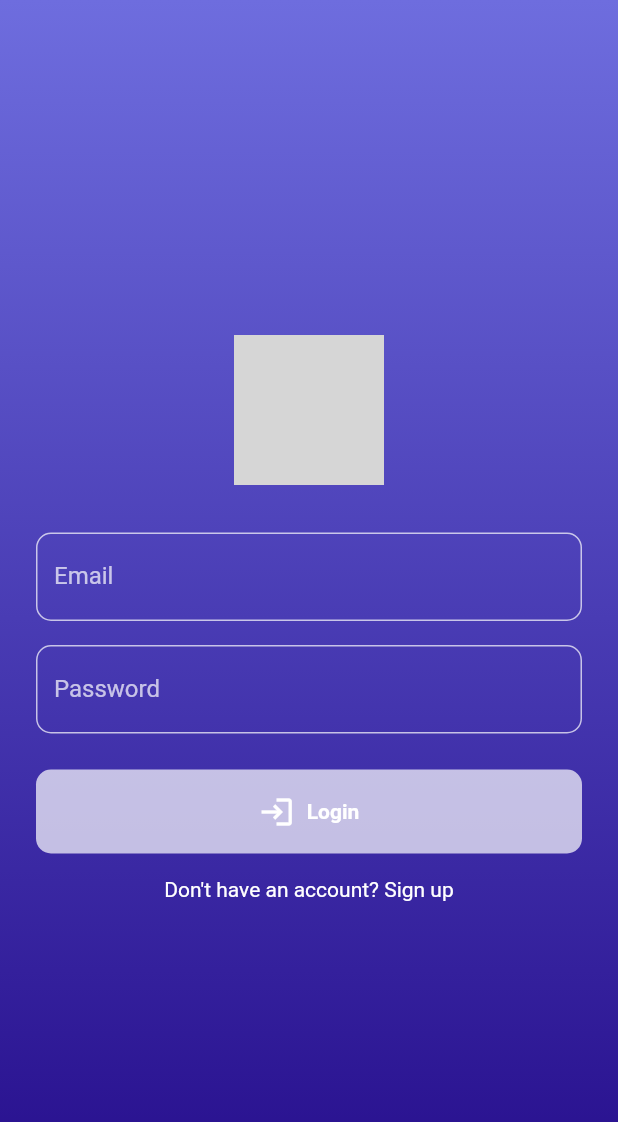
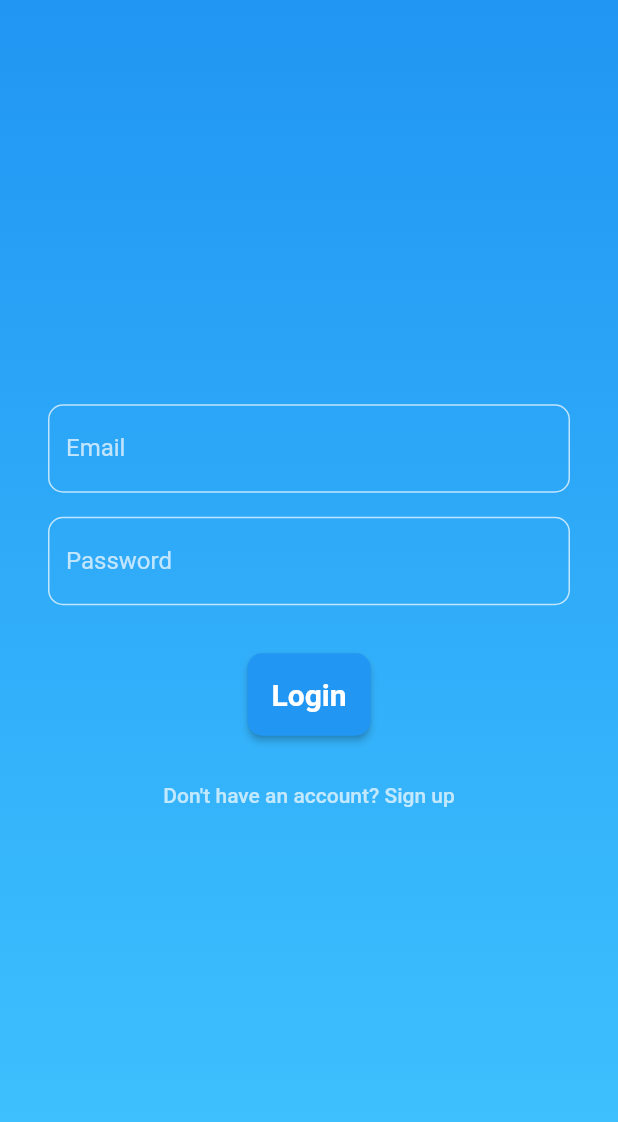
Before and after one commit to itsabhi-at/flutter_application_1, a Flutter app: the screen it shows after launch, on a phone screen of 412 x 824 dp. Shown: the top 1122 px of the screen. Run offline on Flutter 3.47's test engine with Material 2 defaults, Android fonts, the phone set to English and light mode, and no system bars; Roboto replaces fonts that are missing (Montserrat); grey boxes are pictures that could not be loaded.

Commit message:
new login flow

```diff
--- a/lib/main.dart
+++ b/lib/main.dart
@@ -1,3 +1,5 @@
+import 'dart:async';
+
 import 'package:flutter/material.dart';
 
 void main() {
@@ -8,95 +10,29 @@ class MyApp extends StatelessWidget {
   @override
   Widget build(BuildContext context) {
     return MaterialApp(
-      title: 'Login Demo',
-      theme: myThemeData,
+      title: 'Flutter Login Demo',
+      theme: ThemeData(
+        primarySwatch: Colors.blue,
+        visualDensity: VisualDensity.adaptivePlatformDensity,
+        inputDecorationTheme: InputDecorationTheme(
+          border: OutlineInputBorder(
+            borderSide: BorderSide(color: Colors.white),
+            borderRadius: BorderRadius.circular(10),
+          ),
+        ),
+      ),
       initialRoute: LoginPage.routeName,
       routes: {
         LoginPage.routeName: (context) => LoginPage(),
         DashboardPage.routeName: (context) => DashboardPage(),
-        LogoutPage.routeName: (context) => LogoutPage(),
+        SignupPage.routeName: (context) => SignupPage(),
       },
     );
   }
 }
 
-final ThemeData myThemeData = ThemeData(
-  colorScheme: ColorScheme.fromSwatch(
-    primarySwatch: Colors.blue,
-    accentColor: Colors.orange,
-  ),
-  backgroundColor: Colors.white,
-  scaffoldBackgroundColor: Colors.white,
-);
-
-// class LoginPage extends StatefulWidget {
-//   static const String routeName = '/';
-
-//   LoginPage({Key? key}) : super(key: key);
-
-//   @override
-//   _LoginPageState createState() => _LoginPageState();
-// }
-
-// class _LoginPageState extends State<LoginPage> {
-//   final _usernameController = TextEditingController();
-//   final _passwordController = TextEditingController();
-
-//   bool _isLoading = false;
-
-//   void _login() {
-//     setState(() {
-//       _isLoading = true;
-//     });
-
-//     // Simulate a network request
-//     Future.delayed(Duration(seconds: 2), () {
-//       setState(() {
-//         _isLoading = false;
-//       });
-//       Navigator.pushNamed(context, DashboardPage.routeName);
-//     });
-//   }
-
-//   @override
-//   Widget build(BuildContext context) {
-//     return Scaffold(
-//       appBar: AppBar(
-//         title: Text('Login'),
-//       ),
-//       body: Padding(
-//         padding: EdgeInsets.all(16),
-//         child: Column(
-//           mainAxisAlignment: MainAxisAlignment.center,
-//           children: [
-//             TextFormField(
-//               controller: _usernameController,
-//               decoration: InputDecoration(
-//                 labelText: 'Username',
-//               ),
-//             ),
-//             TextFormField(
-//               controller: _passwordController,
-//               obscureText: true,
-//               decoration: InputDecoration(
-//                 labelText: 'Password',
-//               ),
-//             ),
-//             SizedBox(height: 24),
-//             _isLoading
-//                 ? CircularProgressIndicator()
-//                 : ElevatedButton(
-//                     onPressed: _login,
-//                     child: Text('Login'),
-//                   ),
-//           ],
-//         ),
-//       ),
-//     );
-//   }
-// }
 class LoginPage extends StatefulWidget {
-  static const String routeName = '/';
+  static const String routeName = '/login';
 
   const LoginPage({Key? key}) : super(key: key);
 
@@ -105,30 +41,20 @@ class LoginPage extends StatefulWidget {
 }
 
 class _LoginPageState extends State<LoginPage> {
-  final _usernameController = TextEditingController();
-  final _passwordController = TextEditingController();
-
+  final _formKey = GlobalKey<FormState>();
+  bool _showError = false;
   bool _isLoading = false;
-  bool _showError = false;
 
   void _login() {
     setState(() {
       _isLoading = true;
-      _showError = false;
     });
-
-    // Simulate a network request
-    // Future.delayed(Duration(seconds: 2), () {
-    //   setState(() {
-    //     _isLoading = false;
-    //     _showError = true;
-    //   });
-    // });
-    Future.delayed(Duration(seconds: 2), () {
+    // Simulate a login delay
+    Timer(Duration(seconds: 2), () {
       setState(() {
         _isLoading = false;
       });
-      Navigator.pushNamed(context, DashboardPage.routeName);
+      Navigator.of(context).pushReplacementNamed(DashboardPage.routeName);
     });
   }
 
@@ -138,29 +64,19 @@ class _LoginPageState extends State<LoginPage> {
       body: Container(
         decoration: BoxDecoration(
           gradient: LinearGradient(
+            colors: [Colors.blue, Colors.lightBlueAccent],
             begin: Alignment.topCenter,
             end: Alignment.bottomCenter,
-            colors: [
-              Color.fromRGBO(110, 109, 222, 1),
-              Color.fromRGBO(36, 11, 138, 1),
-            ],
           ),
         ),
+        child: Form(
+          key: _formKey,
           child: Padding(
-          padding: const EdgeInsets.symmetric(horizontal: 24.0),
+            padding: EdgeInsets.all(32),
             child: Column(
               mainAxisAlignment: MainAxisAlignment.center,
               children: [
-              Hero(
-                tag: 'logo',
-                child: Image.asset(
-                  'assets/images/logo.png',
-                  height: 100,
-                ),
-              ),
-              SizedBox(height: 32),
-              TextField(
-                controller: _usernameController,
+                TextFormField(
                   decoration: InputDecoration(
                     labelText: 'Email',
                     labelStyle: TextStyle(
@@ -178,10 +94,15 @@ class _LoginPageState extends State<LoginPage> {
                       borderRadius: BorderRadius.circular(10),
                     ),
                   ),
+                  validator: (value) {
+                    if (value == null || value.isEmpty) {
+                      return 'Please enter your email address';
+                    }
+                    return null;
+                  },
                 ),
                 SizedBox(height: 16),
-              TextField(
-                controller: _passwordController,
+                TextFormField(
                   obscureText: true,
                   decoration: InputDecoration(
                     labelText: 'Password',
@@ -200,47 +121,64 @@ class _LoginPageState extends State<LoginPage> {
                       borderRadius: BorderRadius.circular(10),
                     ),
                   ),
+                  validator: (value) {
+                    if (value == null || value.isEmpty) {
+                      return 'Please enter your password';
+                    }
+                    return null;
+                  },
                 ),
-              SizedBox(height: 24),
-              _isLoading
+                SizedBox(height: 32),
+                ElevatedButton(
+                  onPressed: _isLoading
+                      ? null
+                      : () {
+                          if (_formKey.currentState!.validate()) {
+                            _login();
+                          } else {
+                            setState(() {
+                              _showError = true;
+                            });
+                          }
+                        },
+                  child: Padding(
+                    padding: EdgeInsets.symmetric(vertical: 16),
+                    child: _isLoading
                         ? CircularProgressIndicator(
-                      color: Colors.white,
+                            valueColor: AlwaysStoppedAnimation<Color>(
+                                Theme.of(context).primaryColor),
                           )
-                  : SizedBox(
-                      width: double.infinity,
-                      child: ElevatedButton.icon(
-                        onPressed: _login,
-                        icon: Icon(Icons.login),
-                        label: Text('Login'),
+                        : Text(
+                            'Login',
+                            style: TextStyle(
+                              fontSize: 20,
+                              fontWeight: FontWeight.bold,
+                            ),
+                          ),
+                  ),
                   style: ElevatedButton.styleFrom(
-                          primary: Color.fromRGBO(255, 255, 255, 0.7),
-                          elevation: 0,
                     shape: RoundedRectangleBorder(
                       borderRadius: BorderRadius.circular(10),
-                          ),
-                          padding: EdgeInsets.symmetric(vertical: 16),
-                          textStyle: TextStyle(
-                            color: Colors.black,
-                            fontWeight: FontWeight.bold,
-                            fontFamily: 'Montserrat',
-                          ),
                     ),
                   ),
                 ),
                 SizedBox(height: 16),
-              GestureDetector(
-                onTap: () {
-                  // Navigator.of(context).pushNamed(SignupPage.routeName);
+                TextButton(
+                  onPressed: _isLoading
+                      ? null
+                      : () {
+                          Navigator.of(context).pushNamed(SignupPage.routeName);
                         },
                   child: Text(
                     'Don\'t have an account? Sign up',
                     style: TextStyle(
-                    color: Colors.white,
+                      color: Colors.white70,
                       fontFamily: 'Montserrat',
                     ),
                   ),
                 ),
               ],
+            ),
           ),
         ),
       ),
@@ -251,53 +189,47 @@ class _LoginPageState extends State<LoginPage> {
 class DashboardPage extends StatelessWidget {
   static const String routeName = '/dashboard';
 
+  const DashboardPage({Key? key}) : super(key: key);
+
   @override
   Widget build(BuildContext context) {
     return Scaffold(
       appBar: AppBar(
         title: Text('Dashboard'),
+        actions: [
+          IconButton(
+            icon: Icon(Icons.logout),
+            onPressed: () {
+              Navigator.of(context).pushReplacementNamed(LoginPage.routeName);
+            },
+          ),
+        ],
       ),
       body: Center(
-        child: Column(
-          mainAxisAlignment: MainAxisAlignment.center,
-          children: [
-            Text('Welcome!', style: Theme.of(context).textTheme.headline4),
-            SizedBox(height: 24),
-            ElevatedButton(
-              onPressed: () {
-                Navigator.pushNamed(context, LogoutPage.routeName);
-              },
-              child: Text('Logout'),
-            ),
-          ],
+        child: Text(
+          'Welcome to the dashboard!',
+          style: TextStyle(fontSize: 24),
         ),
       ),
     );
   }
 }
 
-class LogoutPage extends StatelessWidget {
-  static const String routeName = '/logout';
+class SignupPage extends StatelessWidget {
+  static const String routeName = '/signup';
+
+  const SignupPage({Key? key}) : super(key: key);
 
   @override
   Widget build(BuildContext context) {
     return Scaffold(
       appBar: AppBar(
-        title: Text('Logout'),
+        title: Text('Sign Up'),
       ),
       body: Center(
-        child: Column(
-          mainAxisAlignment: MainAxisAlignment.center,
-          children: [
-            Text('You have been logged out.'),
-            SizedBox(height: 24),
-            ElevatedButton(
-              onPressed: () {
-                Navigator.pushNamed(context, LoginPage.routeName);
-              },
-              child: Text('Login again'),
-            ),
-          ],
+        child: Text(
+          'Sign Up Page',
+          style: TextStyle(fontSize: 24),
         ),
       ),
     );
```
Lines whose indentation alone changed are shown as unchanged.
